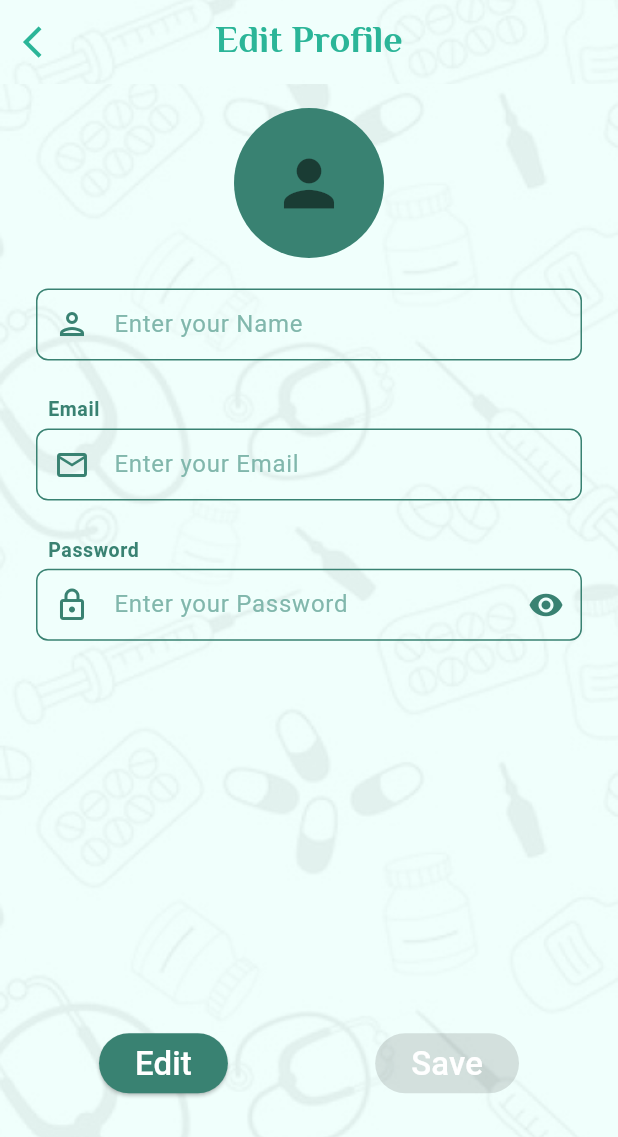
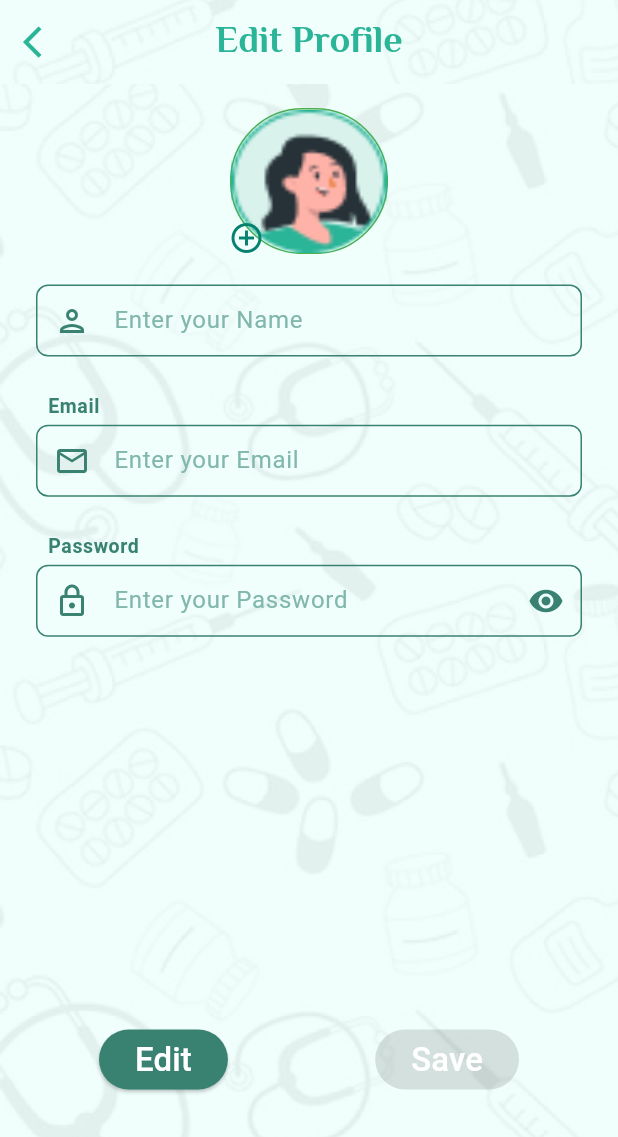
Before and after one commit to SamaaHamayel/anemia-graduation-project, a Flutter app: the EditProfileScreen screen opened directly, on a phone screen of 412 x 824 dp. Shown: the top 1137 px of the screen. Run offline on Flutter 3.47's test engine with Material 3 defaults, Android fonts, the phone set to English and light mode, and no system bars; our stand-ins replace camera, connectivity_plus, dartz, dio, flutter_bloc, flutter_local_notifications and 13 more; missing offline and left inert: flutter_verification_code, workmanager; accounts and stored records are empty; generated files the repository leaves out were written again; Roboto replaces fonts that are missing (Kodchasan).

Commit message:
علي ماتفرج

```diff
--- a/lib/core/api/endPoints/end_point.dart
+++ b/lib/core/api/endPoints/end_point.dart
@@ -1,13 +1,12 @@
 class EndPoint {
-  static const String baseUrl = 'https://graduation-project-bay-one.vercel.app/';
+  static const String baseUrl = 'https://graduation-project-an7d.onrender.com/';
 
   static const String userLogin = 'auth/login';
   static const String userSignUp = 'auth/register';
   static const String forgetPassword = 'auth/forgetPassword';
   static const String resetPassword = 'auth/resetPassword';
   static const String confirmEmail = 'auth/confirmEmail';
-  static const String anemiaModel = 'https://graduation-project-bay-one.vercel.app/model';
-
+  static const String anemiaModel = 'https://graduation-project-an7d.onrender.com/model';
 
 
   // static const String chefChangePassword = 'chef/change-password';
--- a/lib/core/services/service_locator.dart
+++ b/lib/core/services/service_locator.dart
@@ -4,6 +4,7 @@ import 'package:animeacheck/features/auth/presentation/forgetPassword_cubit/forg
 import 'package:animeacheck/features/auth/presentation/person_info_cubit/personal_info_cubit.dart';
 import 'package:animeacheck/features/auth/presentation/signUp_cubit/sign_up_cubit.dart';
 import 'package:animeacheck/features/home/medicine/medicine_cubit/medicine_cubit.dart';
+import 'package:animeacheck/features/home/my_account/edit_profile_cubit/edit_profile_cubit.dart';
 import 'package:animeacheck/features/home/pri_home/presentation/detect_anemia_cubit/detect_anemia_cubit.dart';
 import 'package:animeacheck/features/home/setting/presentation/settings_cubit/settings_cubit.dart';
 import 'package:dio/dio.dart';
@@ -24,6 +25,7 @@ void initServiceLoactor(){
   sl.registerLazySingleton(()=> SettingsCubit());
   sl.registerLazySingleton(()=> DetectAnemiaCubit());
   sl.registerLazySingleton(()=> MedicineCubit());
+  sl.registerLazySingleton(()=> EditProfileCubit());
 
 
   //auth feature
--- a/lib/core/utils/appImages/app_assets.dart
+++ b/lib/core/utils/appImages/app_assets.dart
@@ -15,12 +15,14 @@ class AppAssets {
   static const String notAnemic = '${basePath}notAnematic.png';
   static const String male = '${basePath}male.png';
   static const String female = '${basePath}female.png';
+  static const String fmale = '${basePath}fmale.png';
   static const String logo = '${basePath}logo.png';
   static const String detect = '${basePath}detect.png';
   static const String uploadImage = '$basePath.png';
-  static const String Push_notifications = '${basePath}Push_notifications.png';
+  static const String pushNotifications = '${basePath}Push_notifications.png';
   static const String imageDetect = '${basePath}imageDetect.png';
   static const String anemia = '${basePath}anemia.png';
+  static const String notAnemia = '${basePath}notAnemic.png';
   static const String background = '${basePath}background.png';
   static const String backgroundDark = '${basePath}backgroundDark.png';
 
--- a/lib/core/utils/appString/app_strings.dart
+++ b/lib/core/utils/appString/app_strings.dart
@@ -106,6 +106,9 @@ class AppStrings {
   static const String consultADoctor = "Consult a Doctor:";
   static const String consultADoctorTitle = " Enter your location to discover nearby doctors, and schedule an appointment effortlessly";
   static const String home = " Home";
+  static const String edit = " Edit";
+  static const String gallery = " Gallery";
+  static const String camera = " Camera";
   static const String history = " History";
   static const String myAccount = "MyAccount";
   static const String addNewMedicine = "Add New Medicine";
--- a/lib/features/home/home_widgets/custom_file_image.dart
+++ b/lib/features/home/home_widgets/custom_file_image.dart
@@ -1,5 +1,4 @@
 import 'dart:io';
-
 import 'package:flutter/material.dart';
 import 'package:flutter_screenutil/flutter_screenutil.dart';
 import 'package:image_picker/image_picker.dart';
--- /dev/null
+++ b/lib/features/home/my_account/edit_profile_cubit/edit_profile_cubit.dart
@@ -0,0 +1,28 @@
+
+import 'package:flutter_bloc/flutter_bloc.dart';
+import 'package:image_picker/image_picker.dart';
+
+import 'edit_profile_state.dart';
+
+class EditProfileCubit extends Cubit<EditProfileState> {
+  EditProfileCubit() : super(EditProfileInitial());
+
+  XFile? image;
+
+  // Take image from user
+  void editImage(value) {
+    image = value;
+    emit(EditProfileImageState());
+  }
+
+
+  Future<void> uploadImage(XFile? imageFile) async {
+    if (imageFile != null) {
+      image = imageFile;
+      emit(EditProfileImagePickedState());
+    }
+  }
+
+
+
+}
--- /dev/null
+++ b/lib/features/home/my_account/edit_profile_cubit/edit_profile_state.dart
@@ -0,0 +1,8 @@
+abstract class EditProfileState {}
+
+class EditProfileInitial extends EditProfileState {}
+
+
+class EditProfileImageState extends EditProfileState {}
+
+class EditProfileImagePickedState extends EditProfileState {}
--- /dev/null
+++ b/lib/features/home/my_account/my_account_widgets/custom_edit_profile_image_widget.dart
@@ -0,0 +1,27 @@
+import 'dart:io';
+import 'package:flutter/material.dart';
+import 'package:flutter_screenutil/flutter_screenutil.dart';
+import 'package:image_picker/image_picker.dart';
+
+import '../../../../core/utils/appImages/app_assets.dart';
+import '../../../auth/presentation/widgets/custom_image.dart';
+
+
+class CustomEditProfileFileImage extends StatelessWidget {
+  const CustomEditProfileFileImage(
+      {super.key, this.image, this.height, this.width, this.fit,});
+  final XFile? image;
+  final double? height;
+  final double? width;
+  final BoxFit? fit;
+
+
+  @override
+  Widget build(BuildContext context) {
+    return image != null
+        ? Image.file(
+        File(image!.path)
+    )
+        : const CustomImage(imagePath: AppAssets.fmale);
+  }
+}
--- a/lib/features/home/my_account/presentation/view/edit_profile.dart
+++ b/lib/features/home/my_account/presentation/view/edit_profile.dart
@@ -1,15 +1,25 @@
 import 'package:animeacheck/core/utils/appColors/app_colors.dart';
+import 'package:animeacheck/core/utils/appImages/app_assets.dart';
+import 'package:animeacheck/core/utils/common.dart';
 import 'package:animeacheck/features/auth/presentation/signUp_cubit/sign_up_cubit.dart';
 import 'package:animeacheck/features/auth/presentation/widgets/custom_text.dart';
 import 'package:animeacheck/features/auth/presentation/widgets/custom_text_form_field.dart';
+import 'package:animeacheck/features/home/my_account/edit_profile_cubit/edit_profile_cubit.dart';
 import 'package:animeacheck/features/home/presentation/view/home.dart';
+import 'package:animeacheck/features/home/pri_home/presentation/detect_anemia_cubit/detect_anemia_cubit.dart';
 import 'package:animeacheck/features/home/setting/presentation/settings_cubit/settings_cubit.dart';
 import 'package:flutter/material.dart';
 import 'package:flutter_bloc/flutter_bloc.dart';
 import 'package:flutter_gen/gen_l10n/app_localizations.dart';
 import 'package:flutter_screenutil/flutter_screenutil.dart';
+import 'package:image_picker/image_picker.dart';
+
+import '../../../../detect/detectted/data/widgets/image_picker_dialog.dart';
+import '../../my_account_widgets/custom_edit_profile_image_widget.dart';
 
 class EditProfileScreen extends StatefulWidget {
+  const EditProfileScreen({super.key});
+
   @override
   _EditProfileScreenState createState() => _EditProfileScreenState();
 }
@@ -23,6 +33,7 @@ class _EditProfileScreenState extends State<EditProfileScreen> {
 
   @override
   Widget build(BuildContext context) {
+    final editProfileCubit = BlocProvider.of<EditProfileCubit>(context);
     return Scaffold(
       backgroundColor: BlocProvider.of<SettingsCubit>(context).isDarkThemEnable
           ? AppColors.darkThemBlackColor
@@ -30,8 +41,10 @@ class _EditProfileScreenState extends State<EditProfileScreen> {
       appBar: AppBar(
         flexibleSpace: Image(
           image: BlocProvider.of<SettingsCubit>(context).isDarkThemEnable
-              ? AssetImage('lib/core/utils/appImages/images/backgroundDark.png')
-              : AssetImage('lib/core/utils/appImages/images/background.png'),
+              ? const AssetImage(
+                  'lib/core/utils/appImages/images/backgroundDark.png')
+              : const AssetImage(
+                  'lib/core/utils/appImages/images/background.png'),
           fit: BoxFit.cover,
         ),
         title: Text(
@@ -63,9 +76,9 @@ class _EditProfileScreenState extends State<EditProfileScreen> {
         decoration: BoxDecoration(
           image: DecorationImage(
             image: BlocProvider.of<SettingsCubit>(context).isDarkThemEnable
-                ? AssetImage(
+                ? const AssetImage(
                     'lib/core/utils/appImages/images/backgroundDark.png')
-                : AssetImage(
+                : const AssetImage(
                     'lib/core/utils/appImages/images/background.png',
                   ),
             fit: BoxFit.cover,
@@ -76,10 +89,53 @@ class _EditProfileScreenState extends State<EditProfileScreen> {
           child: SingleChildScrollView(
             child: Column(
               children: <Widget>[
-                CircleAvatar(
-                  radius: 50,
-                  child: Icon(Icons.person, size: 50),
+                Stack(children: [
+                  Container(
+                    height: 96.h,
+                    width: 96.w,
+                    decoration: BoxDecoration(
+                        border: Border.all(
+                          color: Colors.green,
                         ),
+                        borderRadius: BorderRadius.all(Radius.circular(72.r))),
+                    child: CustomEditProfileFileImage(
+                      image: editProfileCubit.image,
+                      fit: BoxFit.fill,
+
+                    ),
+                  ),
+                  Positioned(
+                    bottom: -13,
+                    left: -13,
+                    child: IconButton(
+                      onPressed: () {
+                        showDialog(
+                          context: context,
+                          builder: (context) {
+                            return ImagePickerDialog(
+                              cameraOnTap: () async {
+                                Navigator.pop(context);
+                                await pickImage(ImageSource.camera).then(
+                                    (value) =>
+                                        editProfileCubit.editImage(value));
+                              },
+                              galleryOnTap: () async {
+                                Navigator.pop(context);
+                                await pickImage(ImageSource.gallery).then(
+                                    (value) =>
+                                        editProfileCubit.editImage(value));
+                              },
+                            );
+                          },
+                        );
+                      },
+                      icon: const Icon(
+                        Icons.add_circle_outline,
+                        color: AppColors.medicineNameColor,
+                      ),
+                    ),
+                  )
+                ]),
                 SizedBox(
                   height: 20.h,
                 ),
@@ -156,7 +212,6 @@ class _EditProfileScreenState extends State<EditProfileScreen> {
                   height: 24.h,
                 ),
 
-                //____confirm password____
                 SizedBox(
                   height: 230.h,
                 ),
@@ -171,15 +226,15 @@ class _EditProfileScreenState extends State<EditProfileScreen> {
                             isEditing = true; // تفعيل وضع التعديل
                           });
                         },
-                      child: Text(
-                        'Edit',
-                        style: TextStyle(
-                            color: AppColors.whiteColor, fontSize: 20.sp),
-                      ),
                         style: ElevatedButton.styleFrom(
                           backgroundColor: isEditing
                               ? AppColors.grayColor
                               : AppColors.primaryColor,
+                        ),
+                        child: Text(
+                          AppLocalizations.of(context)!.edit,
+                          style: TextStyle(
+                              color: AppColors.whiteColor, fontSize: 20.sp),
                         ),
                       ),
                       ElevatedButton(
@@ -190,20 +245,21 @@ class _EditProfileScreenState extends State<EditProfileScreen> {
                                   Navigator.push(
                                     context,
                                     MaterialPageRoute(
-                                      builder: (context) => const HomeScreen()),
+                                        builder: (context) =>
+                                            const HomeScreen()),
                                   );
                                 });
                               }
-                          : null, // تعطيل زر Save حتى يتم تفعيل وضع التعديل
-                      child: Text(
-                        'Save',
-                        style: TextStyle(
-                            color: AppColors.whiteColor, fontSize: 20.sp),
-                      ),
+                            : null,
                         style: ElevatedButton.styleFrom(
                           backgroundColor: isEditing
                               ? AppColors.primaryColor
                               : AppColors.grayColor,
+                        ), // تعطيل زر Save حتى يتم تفعيل وضع التعديل
+                        child: Text(
+                          AppLocalizations.of(context)!.save,
+                          style: TextStyle(
+                              color: AppColors.whiteColor, fontSize: 20.sp),
                         ),
                       ),
                     ],
--- a/lib/features/home/pri_home/presentation/detect_anemia_cubit/detect_anemia_cubit.dart
+++ b/lib/features/home/pri_home/presentation/detect_anemia_cubit/detect_anemia_cubit.dart
@@ -1,9 +1,8 @@
-
-import 'package:animeacheck/core/utils/appColors/app_colors.dart';
 import 'package:flutter_bloc/flutter_bloc.dart';
 import 'package:fluttertoast/fluttertoast.dart';
 import 'package:image_picker/image_picker.dart';
 
+import '../../../../../core/utils/appColors/app_colors.dart';
 import 'detect_anemia_state.dart';
 import 'package:dio/dio.dart';
 import 'package:animeacheck/core/api/endPoints/end_point.dart';
@@ -42,7 +41,7 @@ class DetectAnemiaCubit extends Cubit<DetectAnemiaState> {
       if (response.statusCode == 200) {
         emit(ClassifyImageSuccessState());
         data = response.data;
-        print(data);
+        //print(data);
       } else {
         emit(ClassifyImageErrorState('Failed to classify image'));
         void showToast() {
--- a/lib/l10n/app_ar.arb
+++ b/lib/l10n/app_ar.arb
@@ -147,5 +147,8 @@
   "thisResult":"النتيجة ليست نهائية، وهناك حالات أخرى يمكن أن تؤثر على هذه المستويات، لذلك لا بد من استشارة الطبيب.",
   "noHistory":"لا يوجد تاريخ مرضى حاليا",
   "seeTheResult":"اطلع على النتيجة",
-  "chat":"Chat Bot"
+  "camera":"الكاميرا",
+  "gallery":"المعرض",
+  "chat":"Chat Bot",
+  "edit":"تعديل"
 }
--- a/lib/l10n/app_en.arb
+++ b/lib/l10n/app_en.arb
@@ -145,6 +145,8 @@
  "thisResult":"The result isnot final, and there are other conditions that can affect these levels, so it is necessary to consult a doctor.",
  "noHistory":"No history available",
  "seeTheResult":"See The Result",
-
+ "camera":"Camera",
+ "gallery":"Gallery",
+ "edit":"Edit",
  "chat":"Chat Bot"
 }
--- a/lib/main.dart
+++ b/lib/main.dart
@@ -5,6 +5,7 @@ import 'package:animeacheck/features/auth/presentation/forgetPassword_cubit/forg
 import 'package:animeacheck/features/auth/presentation/person_info_cubit/personal_info_cubit.dart';
 import 'package:animeacheck/features/auth/presentation/signUp_cubit/sign_up_cubit.dart';
 import 'package:animeacheck/features/home/medicine/medicine_cubit/medicine_cubit.dart';
+import 'package:animeacheck/features/home/my_account/edit_profile_cubit/edit_profile_cubit.dart';
 import 'package:animeacheck/features/home/pri_home/presentation/detect_anemia_cubit/detect_anemia_cubit.dart';
 import 'package:animeacheck/features/home/setting/presentation/settings_cubit/settings_cubit.dart';
 import 'package:flutter/material.dart';
@@ -54,6 +55,10 @@ void main() async {
           create: (context) => sl<MedicineCubit>()..getMedicine(),
         ),
 
+        BlocProvider(
+          create: (context) => sl<EditProfileCubit>(),
+        ),
+
       ],
       child: const MyApp(),
     ),
```
Also changed, not shown: lib/core/sqflite_helper/sqflite_helper.dart (+6 -2 lines), lib/features/detect/detectted/data/widgets/image_picker_dialog.dart (added, +64 -0 lines), lib/features/detect/detectted/view/detected_result.dart (+6 -3 lines), lib/features/detect/help/error/error.dart (+5 -5 lines), lib/features/home/history/presentation/view/history_screen.dart (+10 -1 lines), lib/core/utils/appImages/images/notAnemic.png (added), pubspec.lock. Lines whose indentation alone changed are shown as unchanged.
